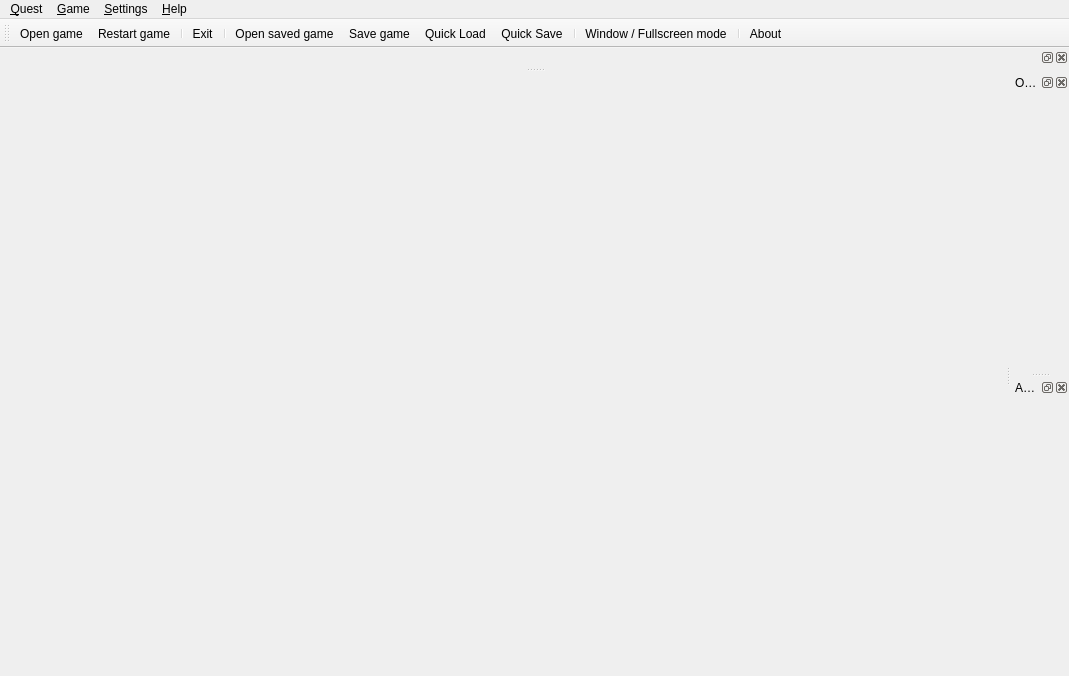
ezsh/Qqsp, file mainwindow.ui: the form before one commit.
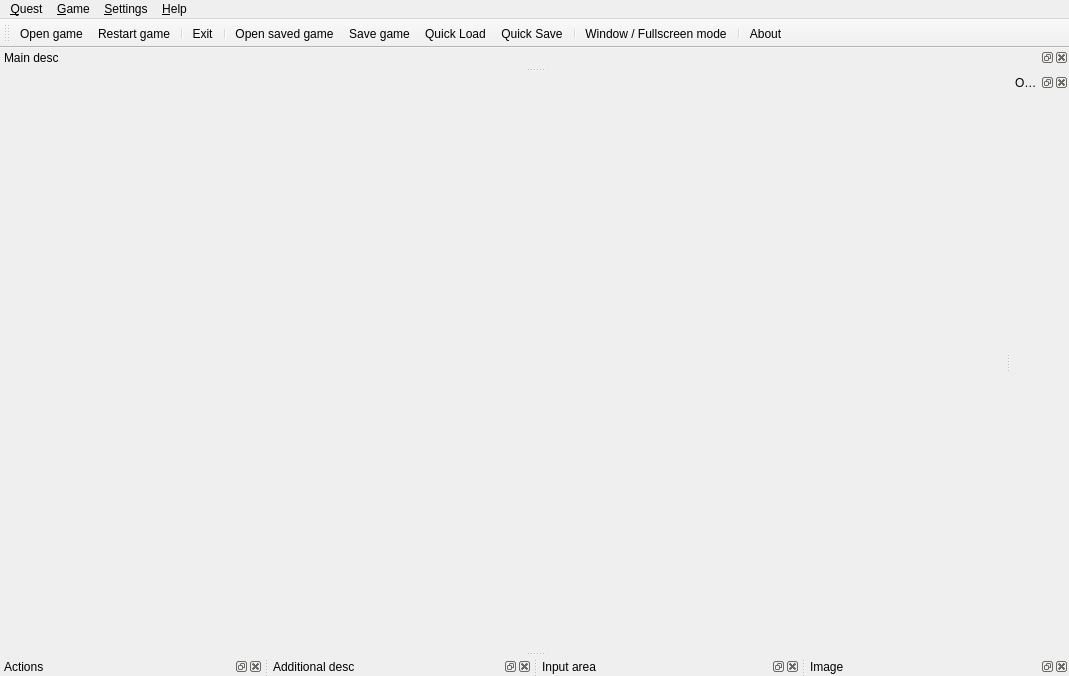
The form after the commit. Icons and pictures are not drawn.

Commit message: Let uic create dock widgets

What changed in the file:
```diff
--- a/mainwindow.ui
+++ b/mainwindow.ui
@@ -10,6 +10,15 @@
     <height>676</height>
    </rect>
   </property>
+  <property name="minimumSize">
+   <size>
+    <width>240</width>
+    <height>180</height>
+   </size>
+  </property>
+  <property name="focusPolicy">
+   <enum>Qt::FocusPolicy::StrongFocus</enum>
+  </property>
   <property name="windowTitle">
    <string>MainWindow</string>
   </property>
@@ -114,16 +123,52 @@
     <string>Actions</string>
    </property>
    <attribute name="dockWidgetArea">
-    <number>2</number>
+    <number>8</number>
    </attribute>
    <widget class="QWidget" name="dockWidgetContents_11"/>
   </widget>
-  <widget class="QDockWidget" name="dockWidget_9">
+  <widget class="QDockWidget" name="dockWidgetMainDesc">
+   <property name="windowTitle">
+    <string>Main desc</string>
+   </property>
+   <property name="dockLocation">
+    <enum>Qt::DockWidgetArea::TopDockWidgetArea</enum>
+   </property>
    <attribute name="dockWidgetArea">
     <number>4</number>
    </attribute>
    <widget class="QWidget" name="dockWidgetContents_9"/>
   </widget>
+  <widget class="QDockWidget" name="dockWidgetAdditional">
+   <property name="windowTitle">
+    <string>Additional desc</string>
+   </property>
+   <property name="dockLocation">
+    <enum>Qt::DockWidgetArea::BottomDockWidgetArea</enum>
+   </property>
+   <attribute name="dockWidgetArea">
+    <number>8</number>
+   </attribute>
+   <widget class="QWidget" name="dockWidgetContents_2"/>
+  </widget>
+  <widget class="QDockWidget" name="dockWidgetInput">
+   <property name="windowTitle">
+    <string>Input area</string>
+   </property>
+   <attribute name="dockWidgetArea">
+    <number>8</number>
+   </attribute>
+   <widget class="QWidget" name="dockWidgetContents"/>
+  </widget>
+  <widget class="QDockWidget" name="dockWidgetImage">
+   <property name="windowTitle">
+    <string>Image</string>
+   </property>
+   <attribute name="dockWidgetArea">
+    <number>8</number>
+   </attribute>
+   <widget class="QWidget" name="dockWidgetContents_3"/>
+  </widget>
   <action name="actionOpen_game">
    <property name="icon">
     <iconset theme="document-import" resource="qqsp.qrc">
```
Left out of the diff: 21 changed lines with no effect on the pictures. The commit also changes 3 other files.
